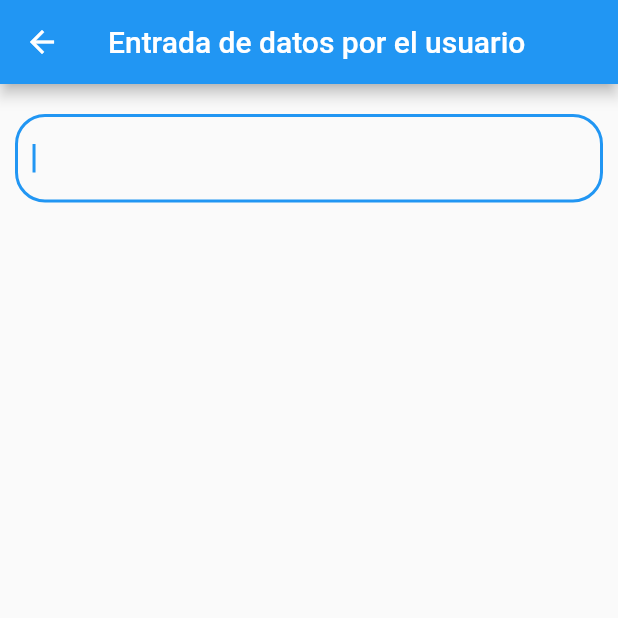
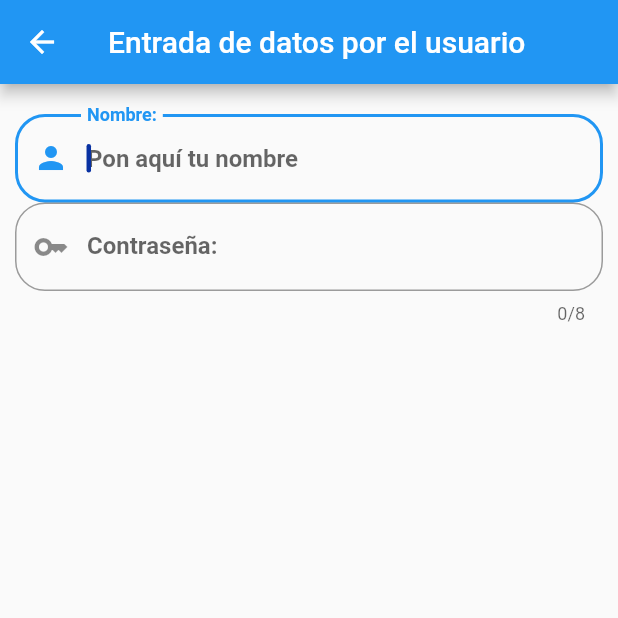
Before and after one commit to Emmafloh13/Componentes2, a Flutter app: the InputsScreen screen opened by its route, on a phone screen of 412 x 824 dp, the top half of it. Run offline on Flutter 3.47's test engine with Material 2 defaults, Android fonts, the light colour scheme and no system bars; missing offline and left inert: dart:js.

Commit message:
Commit con campo de usuario y de contraseña

```diff
--- a/lib/ui/screens/inputs_screen.dart
+++ b/lib/ui/screens/inputs_screen.dart
@@ -18,18 +18,64 @@ class _InputsScreenState extends State<InputsScreen> {
       body: ListView(
         padding: const EdgeInsets.symmetric(horizontal: 10.0, vertical: 20.0),
         children: [
-          _crearEntrada(),
+          _crearEntradaNombre(),
+          _crearEnttradaPswd(),
         ],
       ),
     );
   }
 
-  Widget _crearEntrada() {
+  Widget _crearEntradaNombre() {
     return TextField(
       autofocus: true,
+      textAlign: TextAlign.left,
+      style: const TextStyle(
+        color: Colors.black45,
+        fontWeight: FontWeight.bold,
+      ),
+      cursorColor: Color.fromARGB(255, 8, 49, 162),
+      cursorRadius: const Radius.circular(9.0),
+      cursorWidth: 3.0,
+      //maxLength: 4,
+      maxLines: null,
       textCapitalization: TextCapitalization.words,
       decoration: InputDecoration(
         border: OutlineInputBorder(borderRadius: BorderRadius.circular(20.0)),
+        hintText: "Pon aquí tu nombre",
+        labelText: "Nombre:",
+        // icono normal icon: Icon(Icons.person_4),
+        prefixIcon: Icon(Icons.person),
+        // prefix: const CircularProgressIndicotor(),
+        //iconColor: Color.fromARGB(255, 8, 49, 162)
+      ),
+      onChanged: (valor) {
+        _userName = valor;
+        print(_userName);
+      },
+    );
+  }
+
+  Widget _crearEnttradaPswd() {
+    return TextField(
+      autofocus: true,
+      textAlign: TextAlign.left,
+      style: const TextStyle(
+        color: Colors.black45,
+        fontWeight: FontWeight.bold,
+      ),
+      cursorColor: Color.fromARGB(255, 8, 49, 162),
+      cursorRadius: const Radius.circular(9.0),
+      cursorWidth: 3.0,
+      maxLength: 8,
+      obscureText: true,
+      keyboardType: TextInputType.number,
+      textCapitalization: TextCapitalization.words,
+      decoration: InputDecoration(
+        border: OutlineInputBorder(borderRadius: BorderRadius.circular(20.0)),
+        hintText: "Escribe tu contraseña",
+        labelText: "Contraseña:",
+        prefixIcon: Icon(Icons.key_outlined),
+        //suffixIcon: const Icon(Icons.key)
       ),
       onChanged: (valor) {
         _userName = valor;
```
